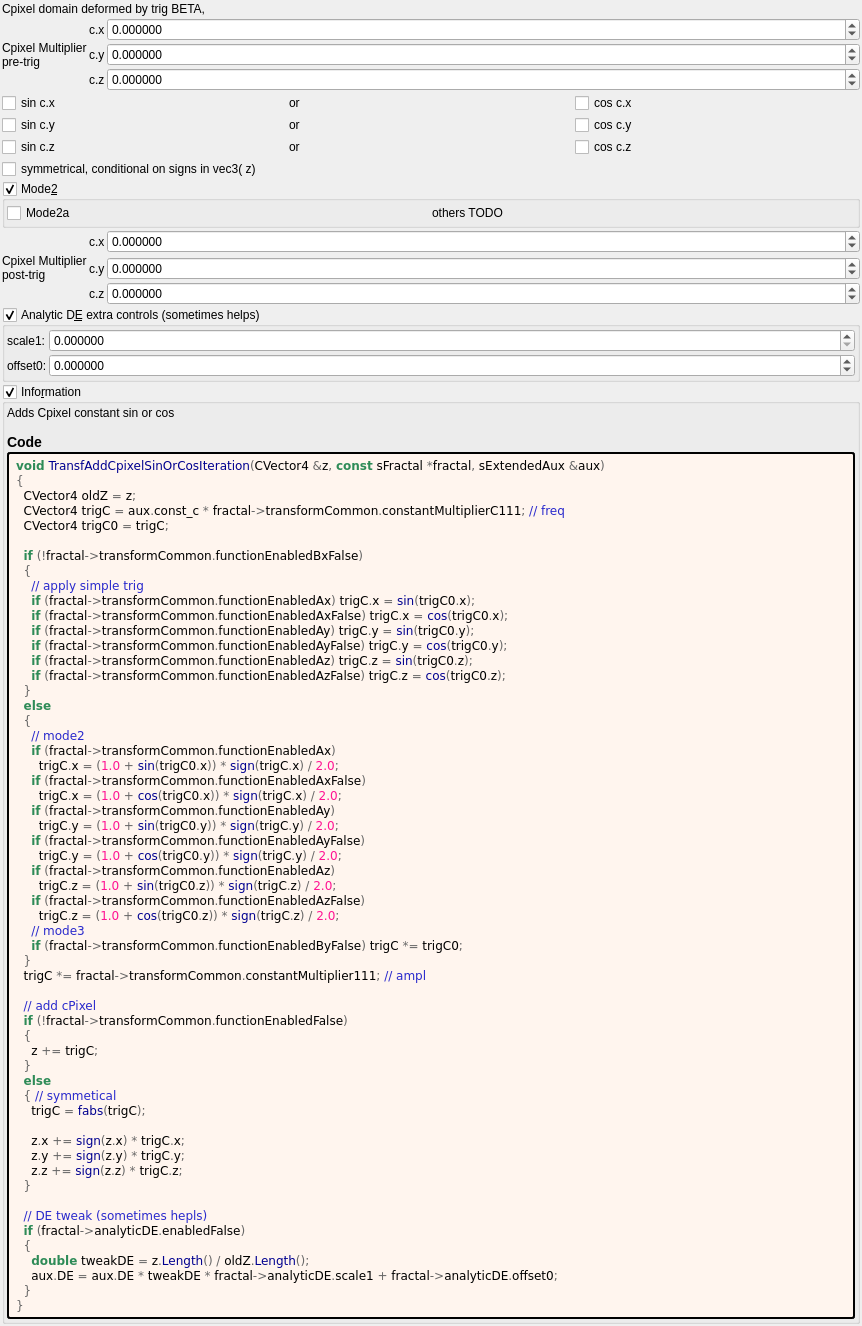
First picture: the form in mandelbulber2/formula/ui/transf_add_cpixel_sin_or_cos.ui, repository buddhi1980/mandelbulber2, before the edit.
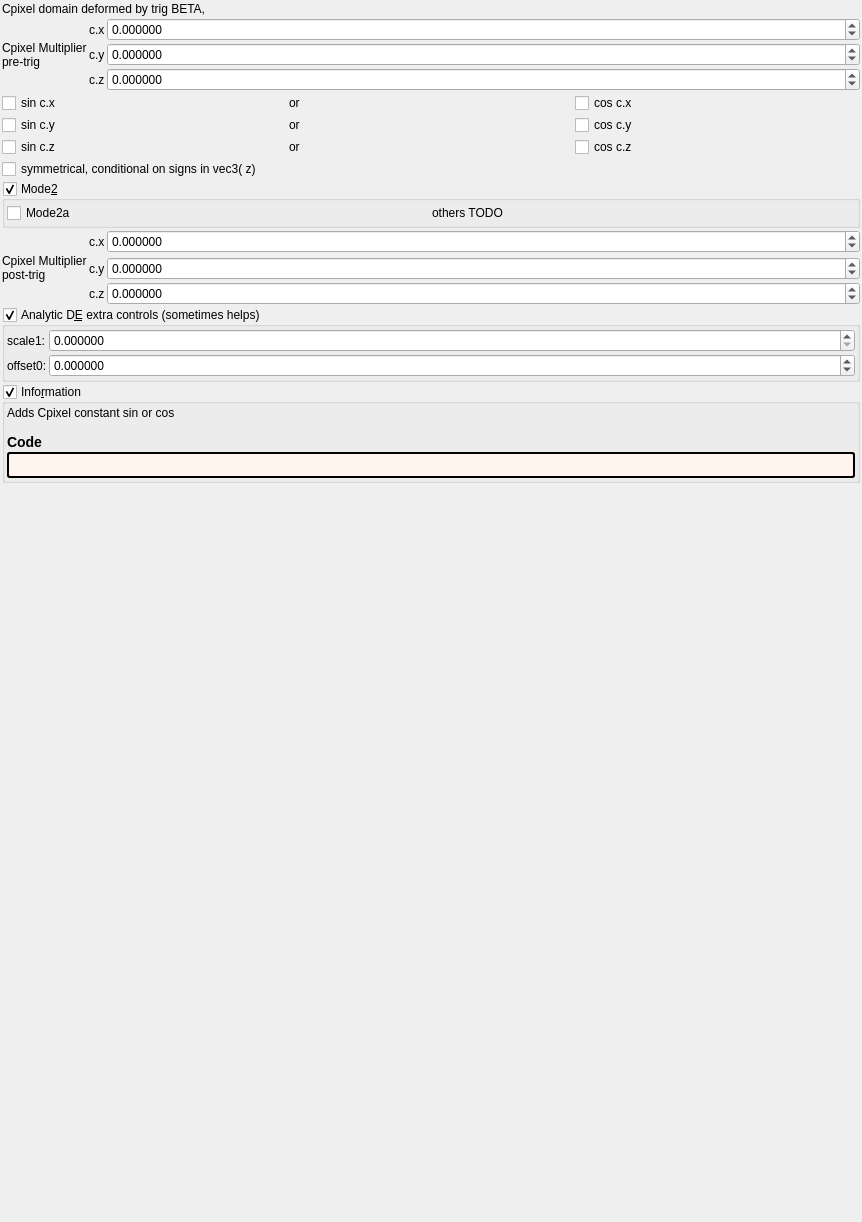
Second picture: the form after the edit. Custom widgets are drawn as their Qt base class.

Patch:
```diff
--- a/mandelbulber2/formula/ui/transf_add_cpixel_sin_or_cos.ui
+++ b/mandelbulber2/formula/ui/transf_add_cpixel_sin_or_cos.ui
@@ -569,66 +569,7 @@
          <string notr="true">border-style: outset; border-width: 2px; border-radius: 3px; border-color: black; background-color: #fff5ee; padding: 4px;</string>
         </property>
         <property name="text">
-         <string notr="true">&lt;body style=&quot;background-color:#fff5ee&quot;&gt;
-&lt;pre style=&quot;color:#000000; background-color:#fff5ee;  font-family:'Courier New',monospace;&quot;&gt;&lt;span style=&quot;color:#2e8b57; font-weight:bold&quot;&gt;void&lt;/span&gt; &lt;span style=&quot;color:#00008f&quot;&gt;TransfAddCpixelSinOrCosIteration&lt;/span&gt;&lt;span style=&quot;color:#676767&quot;&gt;(&lt;/span&gt;CVector4 &lt;span style=&quot;color:#676767&quot;&gt;&amp;amp;&lt;/span&gt;z&lt;span style=&quot;color:#676767&quot;&gt;,&lt;/span&gt; &lt;span style=&quot;color:#2e8b57; font-weight:bold&quot;&gt;const&lt;/span&gt; sFractal &lt;span style=&quot;color:#676767&quot;&gt;*&lt;/span&gt;fractal&lt;span style=&quot;color:#676767&quot;&gt;,&lt;/span&gt; sExtendedAux &lt;span style=&quot;color:#676767&quot;&gt;&amp;amp;&lt;/span&gt;aux&lt;span style=&quot;color:#676767&quot;&gt;)&lt;/span&gt;
-&lt;span style=&quot;color:#676767&quot;&gt;{&lt;/span&gt;
-  CVector4 oldZ &lt;span style=&quot;color:#676767&quot;&gt;=&lt;/span&gt; z&lt;span style=&quot;color:#676767&quot;&gt;;&lt;/span&gt;
-  CVector4 trigC &lt;span style=&quot;color:#676767&quot;&gt;=&lt;/span&gt; aux&lt;span style=&quot;color:#676767&quot;&gt;.&lt;/span&gt;const_c &lt;span style=&quot;color:#676767&quot;&gt;*&lt;/span&gt; fractal&lt;span style=&quot;color:#676767&quot;&gt;-&amp;gt;&lt;/span&gt;transformCommon&lt;span style=&quot;color:#676767&quot;&gt;.&lt;/span&gt;constantMultiplierC111&lt;span style=&quot;color:#676767&quot;&gt;;&lt;/span&gt; &lt;span style=&quot;color:#2929cc&quot;&gt;// freq&lt;/span&gt;
-  CVector4 trigC0 &lt;span style=&quot;color:#676767&quot;&gt;=&lt;/span&gt; trigC&lt;span style=&quot;color:#676767&quot;&gt;;&lt;/span&gt;
-
-  &lt;span style=&quot;color:#2e8b57; font-weight:bold&quot;&gt;if&lt;/span&gt; &lt;span style=&quot;color:#676767&quot;&gt;(!&lt;/span&gt;fractal&lt;span style=&quot;color:#676767&quot;&gt;-&amp;gt;&lt;/span&gt;transformCommon&lt;span style=&quot;color:#676767&quot;&gt;.&lt;/span&gt;functionEnabledBxFalse&lt;span style=&quot;color:#676767&quot;&gt;)&lt;/span&gt;
-  &lt;span style=&quot;color:#676767&quot;&gt;{&lt;/span&gt;
-    &lt;span style=&quot;color:#2929cc&quot;&gt;// apply simple trig&lt;/span&gt;
-    &lt;span style=&quot;color:#2e8b57; font-weight:bold&quot;&gt;if&lt;/span&gt; &lt;span style=&quot;color:#676767&quot;&gt;(&lt;/span&gt;fractal&lt;span style=&quot;color:#676767&quot;&gt;-&amp;gt;&lt;/span&gt;transformCommon&lt;span style=&quot;color:#676767&quot;&gt;.&lt;/span&gt;functionEnabledAx&lt;span style=&quot;color:#676767&quot;&gt;)&lt;/span&gt; trigC&lt;span style=&quot;color:#676767&quot;&gt;.&lt;/span&gt;x &lt;span style=&quot;color:#676767&quot;&gt;=&lt;/span&gt; &lt;span style=&quot;color:#00008f&quot;&gt;sin&lt;/span&gt;&lt;span style=&quot;color:#676767&quot;&gt;(&lt;/span&gt;trigC0&lt;span style=&quot;color:#676767&quot;&gt;.&lt;/span&gt;x&lt;span style=&quot;color:#676767&quot;&gt;);&lt;/span&gt;
-    &lt;span style=&quot;color:#2e8b57; font-weight:bold&quot;&gt;if&lt;/span&gt; &lt;span style=&quot;color:#676767&quot;&gt;(&lt;/span&gt;fractal&lt;span style=&quot;color:#676767&quot;&gt;-&amp;gt;&lt;/span&gt;transformCommon&lt;span style=&quot;color:#676767&quot;&gt;.&lt;/span&gt;functionEnabledAxFalse&lt;span style=&quot;color:#676767&quot;&gt;)&lt;/span&gt; trigC&lt;span style=&quot;color:#676767&quot;&gt;.&lt;/span&gt;x &lt;span style=&quot;color:#676767&quot;&gt;=&lt;/span&gt; &lt;span style=&quot;color:#00008f&quot;&gt;cos&lt;/span&gt;&lt;span style=&quot;color:#676767&quot;&gt;(&lt;/span&gt;trigC0&lt;span style=&quot;color:#676767&quot;&gt;.&lt;/span&gt;x&lt;span style=&quot;color:#676767&quot;&gt;);&lt;/span&gt;
-    &lt;span style=&quot;color:#2e8b57; font-weight:bold&quot;&gt;if&lt;/span&gt; &lt;span style=&quot;color:#676767&quot;&gt;(&lt;/span&gt;fractal&lt;span style=&quot;color:#676767&quot;&gt;-&amp;gt;&lt;/span&gt;transformCommon&lt;span style=&quot;color:#676767&quot;&gt;.&lt;/span&gt;functionEnabledAy&lt;span style=&quot;color:#676767&quot;&gt;)&lt;/span&gt; trigC&lt;span style=&quot;color:#676767&quot;&gt;.&lt;/span&gt;y &lt;span style=&quot;color:#676767&quot;&gt;=&lt;/span&gt; &lt;span style=&quot;color:#00008f&quot;&gt;sin&lt;/span&gt;&lt;span style=&quot;color:#676767&quot;&gt;(&lt;/span&gt;trigC0&lt;span style=&quot;color:#676767&quot;&gt;.&lt;/span&gt;y&lt;span style=&quot;color:#676767&quot;&gt;);&lt;/span&gt;
-    &lt;span style=&quot;color:#2e8b57; font-weight:bold&quot;&gt;if&lt;/span&gt; &lt;span style=&quot;color:#676767&quot;&gt;(&lt;/span&gt;fractal&lt;span style=&quot;color:#676767&quot;&gt;-&amp;gt;&lt;/span&gt;transformCommon&lt;span style=&quot;color:#676767&quot;&gt;.&lt;/span&gt;functionEnabledAyFalse&lt;span style=&quot;color:#676767&quot;&gt;)&lt;/span&gt; trigC&lt;span style=&quot;color:#676767&quot;&gt;.&lt;/span&gt;y &lt;span style=&quot;color:#676767&quot;&gt;=&lt;/span&gt; &lt;span style=&quot;color:#00008f&quot;&gt;cos&lt;/span&gt;&lt;span style=&quot;color:#676767&quot;&gt;(&lt;/span&gt;trigC0&lt;span style=&quot;color:#676767&quot;&gt;.&lt;/span&gt;y&lt;span style=&quot;color:#676767&quot;&gt;);&lt;/span&gt;
-    &lt;span style=&quot;color:#2e8b57; font-weight:bold&quot;&gt;if&lt;/span&gt; &lt;span style=&quot;color:#676767&quot;&gt;(&lt;/span&gt;fractal&lt;span style=&quot;color:#676767&quot;&gt;-&amp;gt;&lt;/span&gt;transformCommon&lt;span style=&quot;color:#676767&quot;&gt;.&lt;/span&gt;functionEnabledAz&lt;span style=&quot;color:#676767&quot;&gt;)&lt;/span&gt; trigC&lt;span style=&quot;color:#676767&quot;&gt;.&lt;/span&gt;z &lt;span style=&quot;color:#676767&quot;&gt;=&lt;/span&gt; &lt;span style=&quot;color:#00008f&quot;&gt;sin&lt;/span&gt;&lt;span style=&quot;color:#676767&quot;&gt;(&lt;/span&gt;trigC0&lt;span style=&quot;color:#676767&quot;&gt;.&lt;/span&gt;z&lt;span style=&quot;color:#676767&quot;&gt;);&lt;/span&gt;
-    &lt;span style=&quot;color:#2e8b57; font-weight:bold&quot;&gt;if&lt;/span&gt; &lt;span style=&quot;color:#676767&quot;&gt;(&lt;/span&gt;fractal&lt;span style=&quot;color:#676767&quot;&gt;-&amp;gt;&lt;/span&gt;transformCommon&lt;span style=&quot;color:#676767&quot;&gt;.&lt;/span&gt;functionEnabledAzFalse&lt;span style=&quot;color:#676767&quot;&gt;)&lt;/span&gt; trigC&lt;span style=&quot;color:#676767&quot;&gt;.&lt;/span&gt;z &lt;span style=&quot;color:#676767&quot;&gt;=&lt;/span&gt; &lt;span style=&quot;color:#00008f&quot;&gt;cos&lt;/span&gt;&lt;span style=&quot;color:#676767&quot;&gt;(&lt;/span&gt;trigC0&lt;span style=&quot;color:#676767&quot;&gt;.&lt;/span&gt;z&lt;span style=&quot;color:#676767&quot;&gt;);&lt;/span&gt;
-  &lt;span style=&quot;color:#676767&quot;&gt;}&lt;/span&gt;
-  &lt;span style=&quot;color:#2e8b57; font-weight:bold&quot;&gt;else&lt;/span&gt;
-  &lt;span style=&quot;color:#676767&quot;&gt;{&lt;/span&gt;
-    &lt;span style=&quot;color:#2929cc&quot;&gt;// mode2&lt;/span&gt;
-    &lt;span style=&quot;color:#2e8b57; font-weight:bold&quot;&gt;if&lt;/span&gt; &lt;span style=&quot;color:#676767&quot;&gt;(&lt;/span&gt;fractal&lt;span style=&quot;color:#676767&quot;&gt;-&amp;gt;&lt;/span&gt;transformCommon&lt;span style=&quot;color:#676767&quot;&gt;.&lt;/span&gt;functionEnabledAx&lt;span style=&quot;color:#676767&quot;&gt;)&lt;/span&gt;
-      trigC&lt;span style=&quot;color:#676767&quot;&gt;.&lt;/span&gt;x &lt;span style=&quot;color:#676767&quot;&gt;= (&lt;/span&gt;&lt;span style=&quot;color:#ff1493&quot;&gt;1.0&lt;/span&gt; &lt;span style=&quot;color:#676767&quot;&gt;+&lt;/span&gt; &lt;span style=&quot;color:#00008f&quot;&gt;sin&lt;/span&gt;&lt;span style=&quot;color:#676767&quot;&gt;(&lt;/span&gt;trigC0&lt;span style=&quot;color:#676767&quot;&gt;.&lt;/span&gt;x&lt;span style=&quot;color:#676767&quot;&gt;)) *&lt;/span&gt; &lt;span style=&quot;color:#00008f&quot;&gt;sign&lt;/span&gt;&lt;span style=&quot;color:#676767&quot;&gt;(&lt;/span&gt;trigC&lt;span style=&quot;color:#676767&quot;&gt;.&lt;/span&gt;x&lt;span style=&quot;color:#676767&quot;&gt;) /&lt;/span&gt; &lt;span style=&quot;color:#ff1493&quot;&gt;2.0&lt;/span&gt;&lt;span style=&quot;color:#676767&quot;&gt;;&lt;/span&gt;
-    &lt;span style=&quot;color:#2e8b57; font-weight:bold&quot;&gt;if&lt;/span&gt; &lt;span style=&quot;color:#676767&quot;&gt;(&lt;/span&gt;fractal&lt;span style=&quot;color:#676767&quot;&gt;-&amp;gt;&lt;/span&gt;transformCommon&lt;span style=&quot;color:#676767&quot;&gt;.&lt;/span&gt;functionEnabledAxFalse&lt;span style=&quot;color:#676767&quot;&gt;)&lt;/span&gt;
-      trigC&lt;span style=&quot;color:#676767&quot;&gt;.&lt;/span&gt;x &lt;span style=&quot;color:#676767&quot;&gt;= (&lt;/span&gt;&lt;span style=&quot;color:#ff1493&quot;&gt;1.0&lt;/span&gt; &lt;span style=&quot;color:#676767&quot;&gt;+&lt;/span&gt; &lt;span style=&quot;color:#00008f&quot;&gt;cos&lt;/span&gt;&lt;span style=&quot;color:#676767&quot;&gt;(&lt;/span&gt;trigC0&lt;span style=&quot;color:#676767&quot;&gt;.&lt;/span&gt;x&lt;span style=&quot;color:#676767&quot;&gt;)) *&lt;/span&gt; &lt;span style=&quot;color:#00008f&quot;&gt;sign&lt;/span&gt;&lt;span style=&quot;color:#676767&quot;&gt;(&lt;/span&gt;trigC&lt;span style=&quot;color:#676767&quot;&gt;.&lt;/span&gt;x&lt;span style=&quot;color:#676767&quot;&gt;) /&lt;/span&gt; &lt;span style=&quot;color:#ff1493&quot;&gt;2.0&lt;/span&gt;&lt;span style=&quot;color:#676767&quot;&gt;;&lt;/span&gt;
-    &lt;span style=&quot;color:#2e8b57; font-weight:bold&quot;&gt;if&lt;/span&gt; &lt;span style=&quot;color:#676767&quot;&gt;(&lt;/span&gt;fractal&lt;span style=&quot;color:#676767&quot;&gt;-&amp;gt;&lt;/span&gt;transformCommon&lt;span style=&quot;color:#676767&quot;&gt;.&lt;/span&gt;functionEnabledAy&lt;span style=&quot;color:#676767&quot;&gt;)&lt;/span&gt;
-      trigC&lt;span style=&quot;color:#676767&quot;&gt;.&lt;/span&gt;y &lt;span style=&quot;color:#676767&quot;&gt;= (&lt;/span&gt;&lt;span style=&quot;color:#ff1493&quot;&gt;1.0&lt;/span&gt; &lt;span style=&quot;color:#676767&quot;&gt;+&lt;/span&gt; &lt;span style=&quot;color:#00008f&quot;&gt;sin&lt;/span&gt;&lt;span style=&quot;color:#676767&quot;&gt;(&lt;/span&gt;trigC0&lt;span style=&quot;color:#676767&quot;&gt;.&lt;/span&gt;y&lt;span style=&quot;color:#676767&quot;&gt;)) *&lt;/span&gt; &lt;span style=&quot;color:#00008f&quot;&gt;sign&lt;/span&gt;&lt;span style=&quot;color:#676767&quot;&gt;(&lt;/span&gt;trigC&lt;span style=&quot;color:#676767&quot;&gt;.&lt;/span&gt;y&lt;span style=&quot;color:#676767&quot;&gt;) /&lt;/span&gt; &lt;span style=&quot;color:#ff1493&quot;&gt;2.0&lt;/span&gt;&lt;span style=&quot;color:#676767&quot;&gt;;&lt;/span&gt;
-    &lt;span style=&quot;color:#2e8b57; font-weight:bold&quot;&gt;if&lt;/span&gt; &lt;span style=&quot;color:#676767&quot;&gt;(&lt;/span&gt;fractal&lt;span style=&quot;color:#676767&quot;&gt;-&amp;gt;&lt;/span&gt;transformCommon&lt;span style=&quot;color:#676767&quot;&gt;.&lt;/span&gt;functionEnabledAyFalse&lt;span style=&quot;color:#676767&quot;&gt;)&lt;/span&gt;
-      trigC&lt;span style=&quot;color:#676767&quot;&gt;.&lt;/span&gt;y &lt;span style=&quot;color:#676767&quot;&gt;= (&lt;/span&gt;&lt;span style=&quot;color:#ff1493&quot;&gt;1.0&lt;/span&gt; &lt;span style=&quot;color:#676767&quot;&gt;+&lt;/span&gt; &lt;span style=&quot;color:#00008f&quot;&gt;cos&lt;/span&gt;&lt;span style=&quot;color:#676767&quot;&gt;(&lt;/span&gt;trigC0&lt;span style=&quot;color:#676767&quot;&gt;.&lt;/span&gt;y&lt;span style=&quot;color:#676767&quot;&gt;)) *&lt;/span&gt; &lt;span style=&quot;color:#00008f&quot;&gt;sign&lt;/span&gt;&lt;span style=&quot;color:#676767&quot;&gt;(&lt;/span&gt;trigC&lt;span style=&quot;color:#676767&quot;&gt;.&lt;/span&gt;y&lt;span style=&quot;color:#676767&quot;&gt;) /&lt;/span&gt; &lt;span style=&quot;color:#ff1493&quot;&gt;2.0&lt;/span&gt;&lt;span style=&quot;color:#676767&quot;&gt;;&lt;/span&gt;
-    &lt;span style=&quot;color:#2e8b57; font-weight:bold&quot;&gt;if&lt;/span&gt; &lt;span style=&quot;color:#676767&quot;&gt;(&lt;/span&gt;fractal&lt;span style=&quot;color:#676767&quot;&gt;-&amp;gt;&lt;/span&gt;transformCommon&lt;span style=&quot;color:#676767&quot;&gt;.&lt;/span&gt;functionEnabledAz&lt;span style=&quot;color:#676767&quot;&gt;)&lt;/span&gt;
-      trigC&lt;span style=&quot;color:#676767&quot;&gt;.&lt;/span&gt;z &lt;span style=&quot;color:#676767&quot;&gt;= (&lt;/span&gt;&lt;span style=&quot;color:#ff1493&quot;&gt;1.0&lt;/span&gt; &lt;span style=&quot;color:#676767&quot;&gt;+&lt;/span&gt; &lt;span style=&quot;color:#00008f&quot;&gt;sin&lt;/span&gt;&lt;span style=&quot;color:#676767&quot;&gt;(&lt;/span&gt;trigC0&lt;span style=&quot;color:#676767&quot;&gt;.&lt;/span&gt;z&lt;span style=&quot;color:#676767&quot;&gt;)) *&lt;/span&gt; &lt;span style=&quot;color:#00008f&quot;&gt;sign&lt;/span&gt;&lt;span style=&quot;color:#676767&quot;&gt;(&lt;/span&gt;trigC&lt;span style=&quot;color:#676767&quot;&gt;.&lt;/span&gt;z&lt;span style=&quot;color:#676767&quot;&gt;) /&lt;/span&gt; &lt;span style=&quot;color:#ff1493&quot;&gt;2.0&lt;/span&gt;&lt;span style=&quot;color:#676767&quot;&gt;;&lt;/span&gt;
-    &lt;span style=&quot;color:#2e8b57; font-weight:bold&quot;&gt;if&lt;/span&gt; &lt;span style=&quot;color:#676767&quot;&gt;(&lt;/span&gt;fractal&lt;span style=&quot;color:#676767&quot;&gt;-&amp;gt;&lt;/span&gt;transformCommon&lt;span style=&quot;color:#676767&quot;&gt;.&lt;/span&gt;functionEnabledAzFalse&lt;span style=&quot;color:#676767&quot;&gt;)&lt;/span&gt;
-      trigC&lt;span style=&quot;color:#676767&quot;&gt;.&lt;/span&gt;z &lt;span style=&quot;color:#676767&quot;&gt;= (&lt;/span&gt;&lt;span style=&quot;color:#ff1493&quot;&gt;1.0&lt;/span&gt; &lt;span style=&quot;color:#676767&quot;&gt;+&lt;/span&gt; &lt;span style=&quot;color:#00008f&quot;&gt;cos&lt;/span&gt;&lt;span style=&quot;color:#676767&quot;&gt;(&lt;/span&gt;trigC0&lt;span style=&quot;color:#676767&quot;&gt;.&lt;/span&gt;z&lt;span style=&quot;color:#676767&quot;&gt;)) *&lt;/span&gt; &lt;span style=&quot;color:#00008f&quot;&gt;sign&lt;/span&gt;&lt;span style=&quot;color:#676767&quot;&gt;(&lt;/span&gt;trigC&lt;span style=&quot;color:#676767&quot;&gt;.&lt;/span&gt;z&lt;span style=&quot;color:#676767&quot;&gt;) /&lt;/span&gt; &lt;span style=&quot;color:#ff1493&quot;&gt;2.0&lt;/span&gt;&lt;span style=&quot;color:#676767&quot;&gt;;&lt;/span&gt;
-    &lt;span style=&quot;color:#2929cc&quot;&gt;// mode3&lt;/span&gt;
-    &lt;span style=&quot;color:#2e8b57; font-weight:bold&quot;&gt;if&lt;/span&gt; &lt;span style=&quot;color:#676767&quot;&gt;(&lt;/span&gt;fractal&lt;span style=&quot;color:#676767&quot;&gt;-&amp;gt;&lt;/span&gt;transformCommon&lt;span style=&quot;color:#676767&quot;&gt;.&lt;/span&gt;functionEnabledByFalse&lt;span style=&quot;color:#676767&quot;&gt;)&lt;/span&gt; trigC &lt;span style=&quot;color:#676767&quot;&gt;*=&lt;/span&gt; trigC0&lt;span style=&quot;color:#676767&quot;&gt;;&lt;/span&gt;
-  &lt;span style=&quot;color:#676767&quot;&gt;}&lt;/span&gt;
-  trigC &lt;span style=&quot;color:#676767&quot;&gt;*=&lt;/span&gt; fractal&lt;span style=&quot;color:#676767&quot;&gt;-&amp;gt;&lt;/span&gt;transformCommon&lt;span style=&quot;color:#676767&quot;&gt;.&lt;/span&gt;constantMultiplier111&lt;span style=&quot;color:#676767&quot;&gt;;&lt;/span&gt; &lt;span style=&quot;color:#2929cc&quot;&gt;// ampl&lt;/span&gt;
-
-  &lt;span style=&quot;color:#2929cc&quot;&gt;// add cPixel&lt;/span&gt;
-  &lt;span style=&quot;color:#2e8b57; font-weight:bold&quot;&gt;if&lt;/span&gt; &lt;span style=&quot;color:#676767&quot;&gt;(!&lt;/span&gt;fractal&lt;span style=&quot;color:#676767&quot;&gt;-&amp;gt;&lt;/span&gt;transformCommon&lt;span style=&quot;color:#676767&quot;&gt;.&lt;/span&gt;functionEnabledFalse&lt;span style=&quot;color:#676767&quot;&gt;)&lt;/span&gt;
-  &lt;span style=&quot;color:#676767&quot;&gt;{&lt;/span&gt;
-    z &lt;span style=&quot;color:#676767&quot;&gt;+=&lt;/span&gt; trigC&lt;span style=&quot;color:#676767&quot;&gt;;&lt;/span&gt;
-  &lt;span style=&quot;color:#676767&quot;&gt;}&lt;/span&gt;
-  &lt;span style=&quot;color:#2e8b57; font-weight:bold&quot;&gt;else&lt;/span&gt;
-  &lt;span style=&quot;color:#676767&quot;&gt;{&lt;/span&gt; &lt;span style=&quot;color:#2929cc&quot;&gt;// symmetical&lt;/span&gt;
-    trigC &lt;span style=&quot;color:#676767&quot;&gt;=&lt;/span&gt; &lt;span style=&quot;color:#00008f&quot;&gt;fabs&lt;/span&gt;&lt;span style=&quot;color:#676767&quot;&gt;(&lt;/span&gt;trigC&lt;span style=&quot;color:#676767&quot;&gt;);&lt;/span&gt;
-
-    z&lt;span style=&quot;color:#676767&quot;&gt;.&lt;/span&gt;x &lt;span style=&quot;color:#676767&quot;&gt;+=&lt;/span&gt; &lt;span style=&quot;color:#00008f&quot;&gt;sign&lt;/span&gt;&lt;span style=&quot;color:#676767&quot;&gt;(&lt;/span&gt;z&lt;span style=&quot;color:#676767&quot;&gt;.&lt;/span&gt;x&lt;span style=&quot;color:#676767&quot;&gt;) *&lt;/span&gt; trigC&lt;span style=&quot;color:#676767&quot;&gt;.&lt;/span&gt;x&lt;span style=&quot;color:#676767&quot;&gt;;&lt;/span&gt;
-    z&lt;span style=&quot;color:#676767&quot;&gt;.&lt;/span&gt;y &lt;span style=&quot;color:#676767&quot;&gt;+=&lt;/span&gt; &lt;span style=&quot;color:#00008f&quot;&gt;sign&lt;/span&gt;&lt;span style=&quot;color:#676767&quot;&gt;(&lt;/span&gt;z&lt;span style=&quot;color:#676767&quot;&gt;.&lt;/span&gt;y&lt;span style=&quot;color:#676767&quot;&gt;) *&lt;/span&gt; trigC&lt;span style=&quot;color:#676767&quot;&gt;.&lt;/span&gt;y&lt;span style=&quot;color:#676767&quot;&gt;;&lt;/span&gt;
-    z&lt;span style=&quot;color:#676767&quot;&gt;.&lt;/span&gt;z &lt;span style=&quot;color:#676767&quot;&gt;+=&lt;/span&gt; &lt;span style=&quot;color:#00008f&quot;&gt;sign&lt;/span&gt;&lt;span style=&quot;color:#676767&quot;&gt;(&lt;/span&gt;z&lt;span style=&quot;color:#676767&quot;&gt;.&lt;/span&gt;z&lt;span style=&quot;color:#676767&quot;&gt;) *&lt;/span&gt; trigC&lt;span style=&quot;color:#676767&quot;&gt;.&lt;/span&gt;z&lt;span style=&quot;color:#676767&quot;&gt;;&lt;/span&gt;
-  &lt;span style=&quot;color:#676767&quot;&gt;}&lt;/span&gt;
-
-  &lt;span style=&quot;color:#2929cc&quot;&gt;// DE tweak (sometimes hepls)&lt;/span&gt;
-  &lt;span style=&quot;color:#2e8b57; font-weight:bold&quot;&gt;if&lt;/span&gt; &lt;span style=&quot;color:#676767&quot;&gt;(&lt;/span&gt;fractal&lt;span style=&quot;color:#676767&quot;&gt;-&amp;gt;&lt;/span&gt;analyticDE&lt;span style=&quot;color:#676767&quot;&gt;.&lt;/span&gt;enabledFalse&lt;span style=&quot;color:#676767&quot;&gt;)&lt;/span&gt;
-  &lt;span style=&quot;color:#676767&quot;&gt;{&lt;/span&gt;
-    &lt;span style=&quot;color:#2e8b57; font-weight:bold&quot;&gt;double&lt;/span&gt; tweakDE &lt;span style=&quot;color:#676767&quot;&gt;=&lt;/span&gt; z&lt;span style=&quot;color:#676767&quot;&gt;.&lt;/span&gt;&lt;span style=&quot;color:#00008f&quot;&gt;Length&lt;/span&gt;&lt;span style=&quot;color:#676767&quot;&gt;() /&lt;/span&gt; oldZ&lt;span style=&quot;color:#676767&quot;&gt;.&lt;/span&gt;&lt;span style=&quot;color:#00008f&quot;&gt;Length&lt;/span&gt;&lt;span style=&quot;color:#676767&quot;&gt;();&lt;/span&gt;
-    aux&lt;span style=&quot;color:#676767&quot;&gt;.&lt;/span&gt;DE &lt;span style=&quot;color:#676767&quot;&gt;=&lt;/span&gt; aux&lt;span style=&quot;color:#676767&quot;&gt;.&lt;/span&gt;DE &lt;span style=&quot;color:#676767&quot;&gt;*&lt;/span&gt; tweakDE &lt;span style=&quot;color:#676767&quot;&gt;*&lt;/span&gt; fractal&lt;span style=&quot;color:#676767&quot;&gt;-&amp;gt;&lt;/span&gt;analyticDE&lt;span style=&quot;color:#676767&quot;&gt;.&lt;/span&gt;scale1 &lt;span style=&quot;color:#676767&quot;&gt;+&lt;/span&gt; fractal&lt;span style=&quot;color:#676767&quot;&gt;-&amp;gt;&lt;/span&gt;analyticDE&lt;span style=&quot;color:#676767&quot;&gt;.&lt;/span&gt;offset0&lt;span style=&quot;color:#676767&quot;&gt;;&lt;/span&gt;
-  &lt;span style=&quot;color:#676767&quot;&gt;}&lt;/span&gt;
-&lt;span style=&quot;color:#676767&quot;&gt;}&lt;/span&gt;
-&lt;/pre&gt;
-&lt;/body&gt;</string>
+         <string notr="true"></string>
         </property>
         <property name="wordWrap">
          <bool>true</bool>
```
